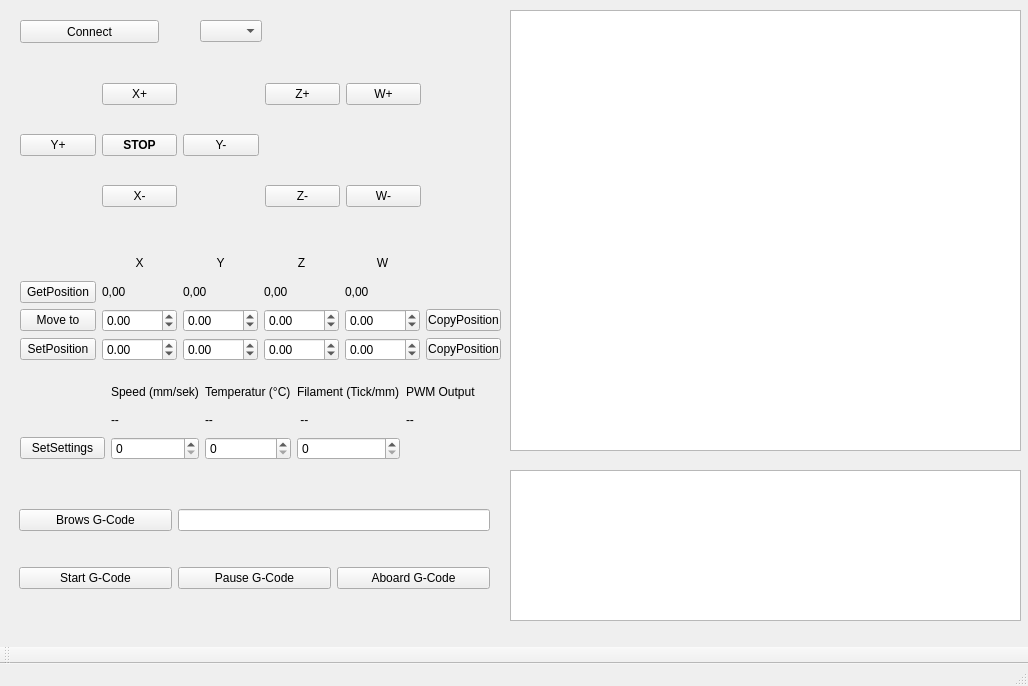
Above: CNC_MultiTool_GUI/mainwindow.ui from CNCMultiTool/CNC_MultiTool before the change. Below: the same form after it.
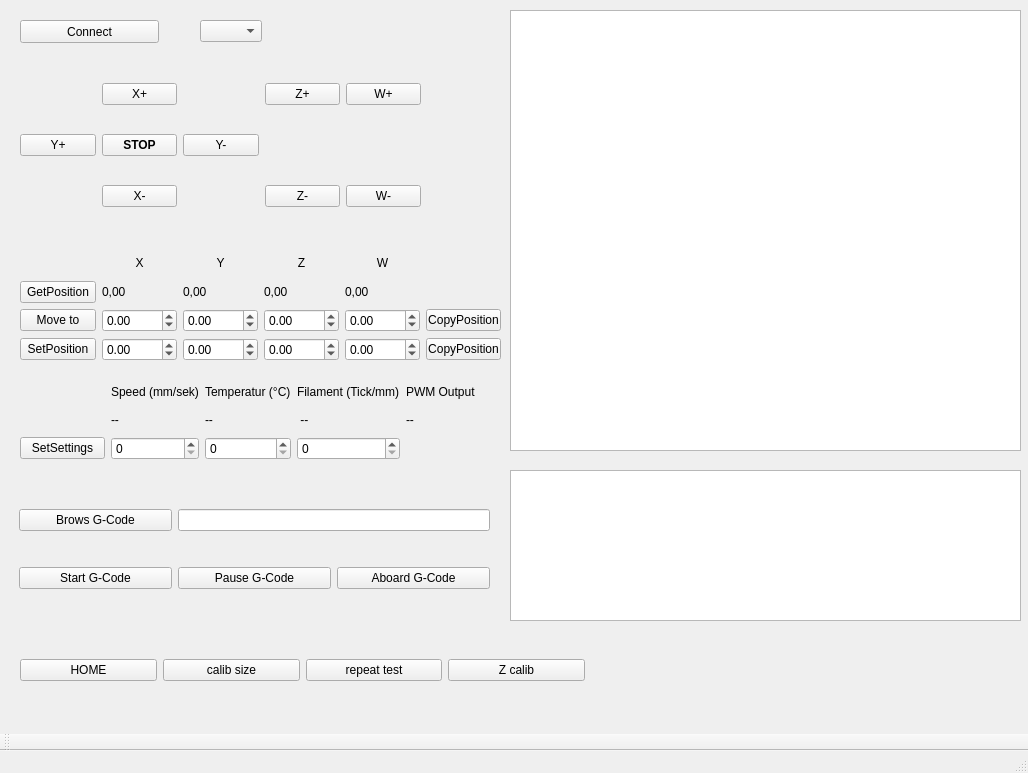
That is the form after the change.

Commit message: add buttons for calib

Patch:
```diff
--- a/CNC_MultiTool_GUI/mainwindow.ui
+++ b/CNC_MultiTool_GUI/mainwindow.ui
@@ -7,7 +7,7 @@
     <x>0</x>
     <y>0</y>
     <width>1028</width>
-    <height>686</height>
+    <height>773</height>
    </rect>
   </property>
   <property name="windowTitle">
@@ -926,6 +926,46 @@
      </rect>
     </property>
    </widget>
+   <widget class="QWidget" name="gridLayoutWidget_5">
+    <property name="geometry">
+     <rect>
+      <x>20</x>
+      <y>630</y>
+      <width>565</width>
+      <height>81</height>
+     </rect>
+    </property>
+    <layout class="QGridLayout" name="gridLayout_2">
+     <item row="0" column="0">
+      <widget class="QPushButton" name="pushButton_home">
+       <property name="text">
+        <string>HOME</string>
+       </property>
+      </widget>
+     </item>
+     <item row="0" column="1">
+      <widget class="QPushButton" name="pushButton_sizecalib">
+       <property name="text">
+        <string>calib size</string>
+       </property>
+      </widget>
+     </item>
+     <item row="0" column="3">
+      <widget class="QPushButton" name="pushButton_Zcalib">
+       <property name="text">
+        <string>Z calib</string>
+       </property>
+      </widget>
+     </item>
+     <item row="0" column="2">
+      <widget class="QPushButton" name="pushButton_repeattest">
+       <property name="text">
+        <string>repeat test</string>
+       </property>
+      </widget>
+     </item>
+    </layout>
+   </widget>
   </widget>
   <widget class="QMenuBar" name="menubar">
    <property name="geometry">
```
The commit also changes 7 other files.
